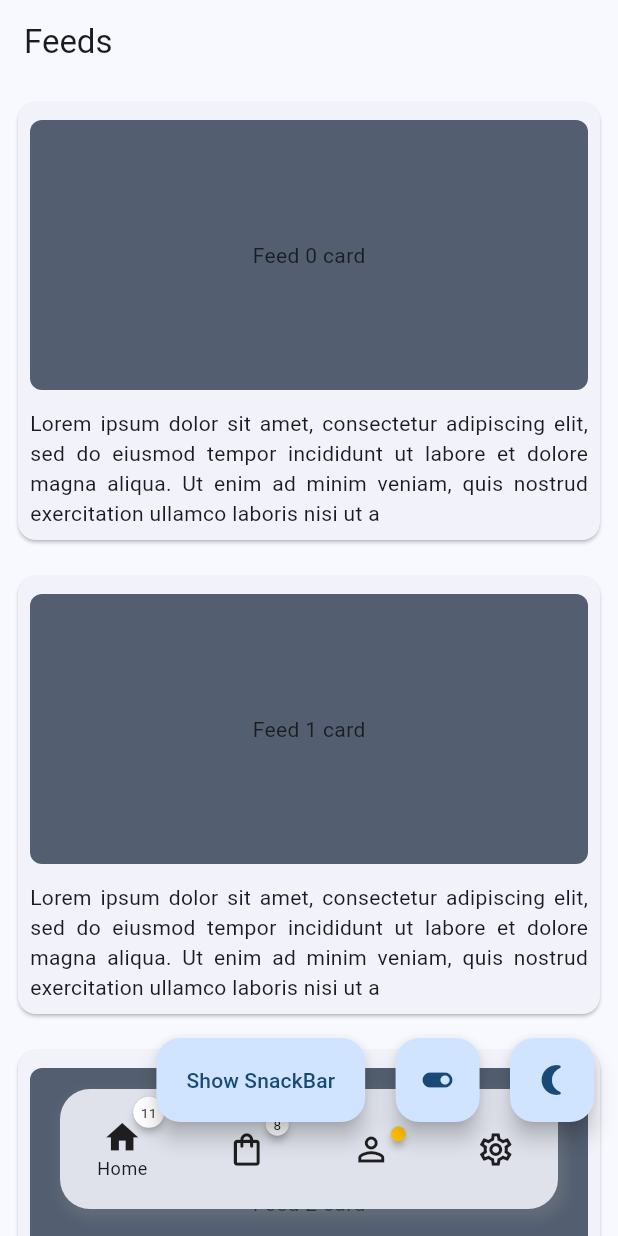
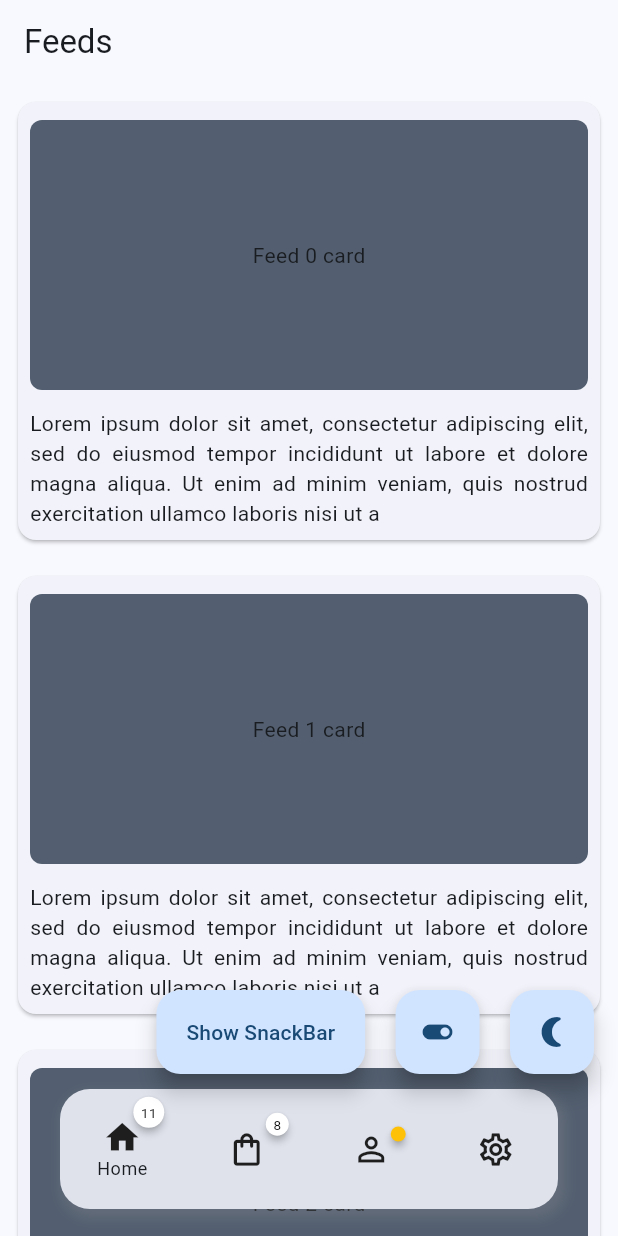
Before and after one commit to maheshj01/navbar_router, a Flutter app: the screen it shows after launch, on a phone screen of 412 x 824 dp. Run offline on Flutter 3.47's test engine with Material 3 defaults, Android fonts, the phone set to English and light mode, and no system bars; drawn by our look-alikes of badges; our stand-ins replace flutter_riverpod.

Commit message:
add bottom padding for fab

```diff
--- a/example/lib/main.dart
+++ b/example/lib/main.dart
@@ -200,7 +200,7 @@ class _HomePageState extends ConsumerState<HomePage> {
           builder: (context, child) {
             if (!appRef.showFAB || appRef.index < 2) {
               return Padding(
-                padding: EdgeInsets.only(bottom: kNavbarHeight),
+                padding: EdgeInsets.only(bottom: kNavbarHeight + 32.0),
                 child: Row(
                   mainAxisAlignment: MainAxisAlignment.spaceBetween,
                   children: [
@@ -281,10 +281,10 @@ class _HomePageState extends ConsumerState<HomePage> {
         type: NavbarType.floating,
         destinationAnimationCurve: Curves.fastOutSlowIn,
         destinationAnimationDuration: 200,
-        decoration: NavbarDecoration(
+        decoration: FloatingNavbarDecoration(
           height: 80,
-          minExtendedWidth: 226,
-          minWidth: 92,
+          // minExtendedWidth: 226,
+          // minWidth: 92,
           borderRadius: BorderRadius.circular(20),
           isExtended: size.width > 800 ? true : false,
           // labelTextStyle: const TextStyle(
```
